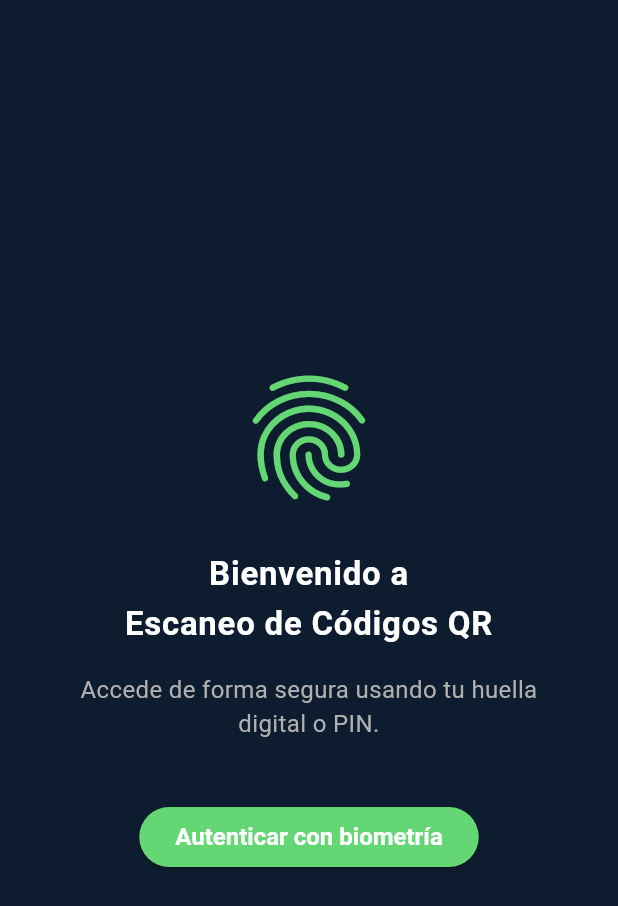
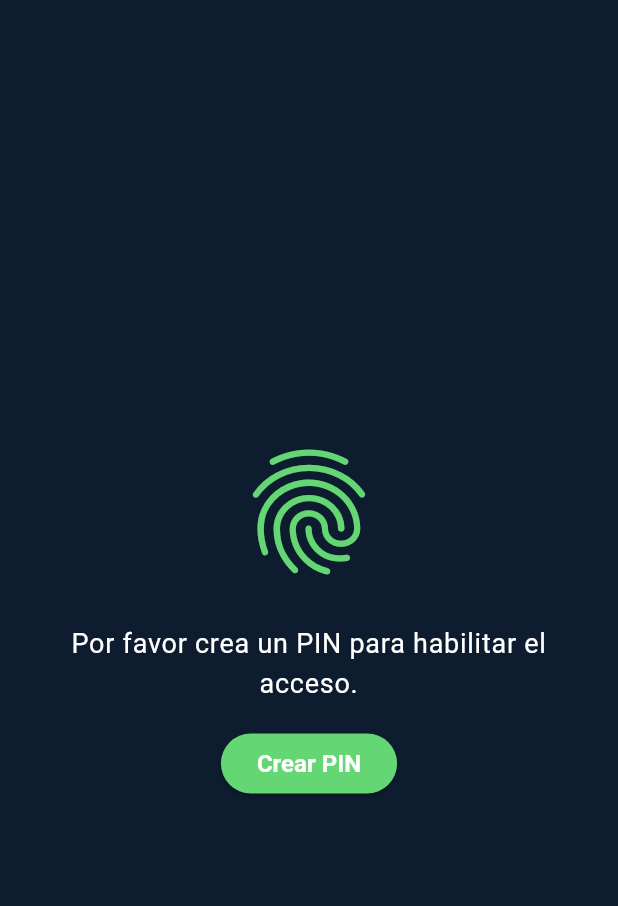
Before and after one commit to carlinsk8/qr_biometric_app, a Flutter app: the screen it shows after launch, on a phone screen of 412 x 824 dp. Shown: the top 906 px of the screen. Run offline on Flutter 3.47's test engine with Material 3 defaults, Android fonts, the phone set to English and light mode, and no system bars; our stand-ins replace bloc, equatable, flutter_bloc, flutter_secure_storage, get_it, sqflite; accounts and stored records are empty.

```diff
--- a/lib/core/routes/app_routes.dart
+++ b/lib/core/routes/app_routes.dart
@@ -1,6 +1,7 @@
 import 'package:flutter/widgets.dart';
 
 import '../../features/auth/presentation/pages/access_selection_page.dart';
+import '../../features/auth/presentation/pages/create_pin_page.dart';
 import '../../features/auth/presentation/pages/pin_auth_page.dart';
 import '../../features/qr_scan/presentation/pages/qr_list_page.dart';
 import '../../features/splash/presentation/pages/splash_page.dart';
@@ -11,5 +12,6 @@ class AppRoutes {
     '/accessSelection': (context) => const AccessSelectionPage(),
     '/pinAuth': (context) => const PinAuthPage(),
     '/qrList': (context) => const QrListPage(),
+    '/createPin': (context) => const CreatePinPage(),
   };
 }
--- /dev/null
+++ b/lib/core/utils/generate_token.dart
@@ -0,0 +1,5 @@
+String generateAuthToken() {
+  // Token sencillo: una combinación random de números/tiempo
+  final now = DateTime.now().millisecondsSinceEpoch;
+  return 'auth_token_$now';
+}
--- a/lib/features/auth/presentation/pages/access_selection_page.dart
+++ b/lib/features/auth/presentation/pages/access_selection_page.dart
@@ -1,11 +1,11 @@
 // lib/features/auth/presentation/pages/access_selection_page.dart
 
 import 'package:flutter/material.dart';
+import 'package:get_it/get_it.dart';
 import '../../../../core/theme/app_colors.dart';
 
 import '../../../../core/platform_channels/biometric_auth_api.dart';
 import '../../../../core/services/secure_storage_service.dart';
-
 
 class AccessSelectionPage extends StatefulWidget {
   const AccessSelectionPage({super.key});
@@ -16,19 +16,26 @@ class AccessSelectionPage extends StatefulWidget {
 
 class _AccessSelectionPageState extends State<AccessSelectionPage> {
   bool _hasPin = false;
+  bool _hasAuthToken = false;
+  final sl = GetIt.instance;
 
   @override
   void initState() {
     super.initState();
-    _checkHasPin();
+    _checkAccessConditions();
   }
 
-  Future<void> _checkHasPin() async {
-    final result = await SecureStorageService.instance.hasPin();
+  Future<void> _checkAccessConditions() async {
+    final pinResult = await sl<SecureStorageService>().hasPin();
+    final tokenResult = await sl<SecureStorageService>().hasAuthToken();
+
     setState(() {
-      _hasPin = result;
+      _hasPin = pinResult;
+      _hasAuthToken = tokenResult;
     });
   }
+
+
 
   void _onBiometricPressed() async {
     final isAvailable = await BiometricAuthApi().authenticate();
@@ -48,9 +55,38 @@ class _AccessSelectionPageState extends State<AccessSelectionPage> {
     Navigator.of(context).pushReplacementNamed('/pinAuth');
   }
 
+  void _onCreatePinPressed() {
+    Navigator.of(context).pushReplacementNamed('/createPin');
+  }
+
+
   @override
   Widget build(BuildContext context) {
     final theme = Theme.of(context);
+    if (!_hasAuthToken) {
+      return Scaffold(
+        body: Padding(
+          padding: const EdgeInsets.symmetric(horizontal: 32.0),
+          child: Column(
+            mainAxisAlignment: MainAxisAlignment.center,
+            children: [
+              Icon(Icons.fingerprint, size: 100, color: theme.primaryColor),
+              const SizedBox(height: 24),
+              Text(
+                'Por favor crea un PIN para habilitar el acceso.',
+                style: theme.textTheme.bodyLarge,
+                textAlign: TextAlign.center,
+              ),
+              const SizedBox(height: 16),
+              ElevatedButton(
+                onPressed: _onCreatePinPressed,
+                child: const Text('Crear PIN'),
+              ),
+            ],
+          ),
+        ),
+      );
+    }
 
     return Scaffold(
       body: Padding(
--- a/lib/features/auth/presentation/pages/pin_auth_page.dart
+++ b/lib/features/auth/presentation/pages/pin_auth_page.dart
@@ -1,4 +1,5 @@
 import 'package:flutter/material.dart';
+import 'package:get_it/get_it.dart';
 import '../../../../core/widgets/secure_numeric_keyboard.dart';
 import '../../../../core/services/secure_storage_service.dart';
 
@@ -13,8 +14,8 @@ class PinAuthPage extends StatefulWidget {
 class _PinAuthPageState extends State<PinAuthPage> {
   final List<String> _pin = [];
   String? _savedPin;
-  final SecureStorageService _storageService = SecureStorageService.instance;
   String? _errorMessage;
+  final sl = GetIt.instance;
 
   @override
   void initState() {
@@ -23,7 +24,7 @@ class _PinAuthPageState extends State<PinAuthPage> {
   }
 
   Future<void> _loadSavedPin() async {
-    _savedPin = await _storageService.getPin();
+    _savedPin = await sl<SecureStorageService>().getPin();
   }
 
   void _onKeyPressed(String value) {
```
Also changed, not shown: lib/core/services/secure_storage_service.dart (+22 -0 lines), lib/features/auth/presentation/pages/create_pin_page.dart (+11 -2 lines), lib/features/qr_scan/presentation/pages/qr_list_page.dart (+22 -1 lines).
